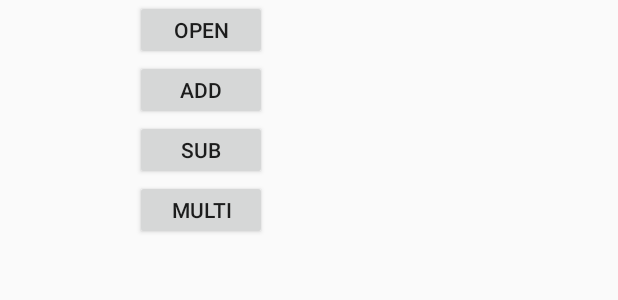
After one commit to superbiaYang/ImageProcessing, an Android app: the layout fragment_algebra.xml on its own in the app's theme, with its tools: preview values and no code run, on a phone screen of 412 x 824 dp. The commit adds this screen. Shown: the top 300 px of the screen. Run offline under Robolectric (Android 15) with nearby library versions, the phone set to English and light mode, and no system bars.

Commit message:
Unfinished version, algebra function

```diff
--- /dev/null
+++ b/app/src/main/res/layout/fragment_algebra.xml
@@ -0,0 +1,46 @@
+<RelativeLayout xmlns:android="http://schemas.android.com/apk/res/android"
+    xmlns:tools="http://schemas.android.com/tools"
+    android:layout_width="match_parent"
+    android:layout_height="match_parent"
+    tools:context="view.fragment.AlgebraFragment">
+
+
+    <ImageView
+        android:id="@+id/algebra_imageView"
+        android:layout_width="90dp"
+        android:layout_height="160dp"
+        android:layout_alignParentStart="true"
+        android:layout_alignParentTop="true" />
+
+    <Button
+        android:id="@+id/algebra_open_button"
+        android:layout_width="wrap_content"
+        android:layout_height="40dp"
+        android:layout_alignParentTop="true"
+        android:layout_toEndOf="@+id/algebra_imageView"
+        android:text="open" />
+
+    <Button
+        android:id="@+id/algebra_add_button"
+        android:layout_width="wrap_content"
+        android:layout_height="40dp"
+        android:layout_below="@+id/algebra_open_button"
+        android:layout_toEndOf="@+id/algebra_imageView"
+        android:text="add" />
+
+    <Button
+        android:id="@+id/algebra_sub_button"
+        android:layout_width="wrap_content"
+        android:layout_height="40dp"
+        android:layout_below="@+id/algebra_add_button"
+        android:layout_toEndOf="@+id/algebra_imageView"
+        android:text="sub" />
+
+    <Button
+        android:id="@+id/algebra_multi_button"
+        android:layout_width="wrap_content"
+        android:layout_height="40dp"
+        android:layout_below="@+id/algebra_sub_button"
+        android:layout_toEndOf="@+id/algebra_imageView"
+        android:text="multi" />
+</RelativeLayout>
--- a/app/src/main/res/menu/activity_main_drawer.xml
+++ b/app/src/main/res/menu/activity_main_drawer.xml
@@ -22,6 +22,10 @@
                 android:id="@+id/menu_op_geometry"
                 android:enabled="false"
                 android:title="Geometry" />
+            <item
+                android:id="@+id/menu_op_algebra"
+                android:enabled="false"
+                android:title="Algebra" />
             <item
                 android:id="@+id/menu_op_grayscale"
                 android:enabled="false"
```
Also changed, not shown: app/src/main/java/processor/Algebra.java (added, +106 -0 lines), app/src/main/java/superbiayang/imageprocessing/MainActivity.java (+57 -7 lines), app/src/main/java/view/fragment/AlgebraFragment.java (added, +156 -0 lines).
